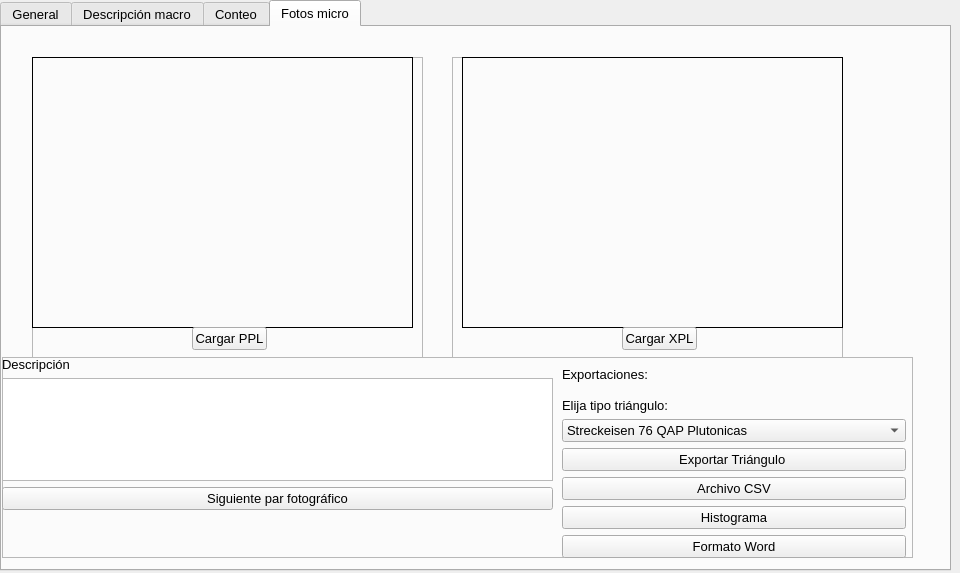
Old version of the form interfaz_grafica/interfaz.ui in the repository joaramirezra/gestion_micro.
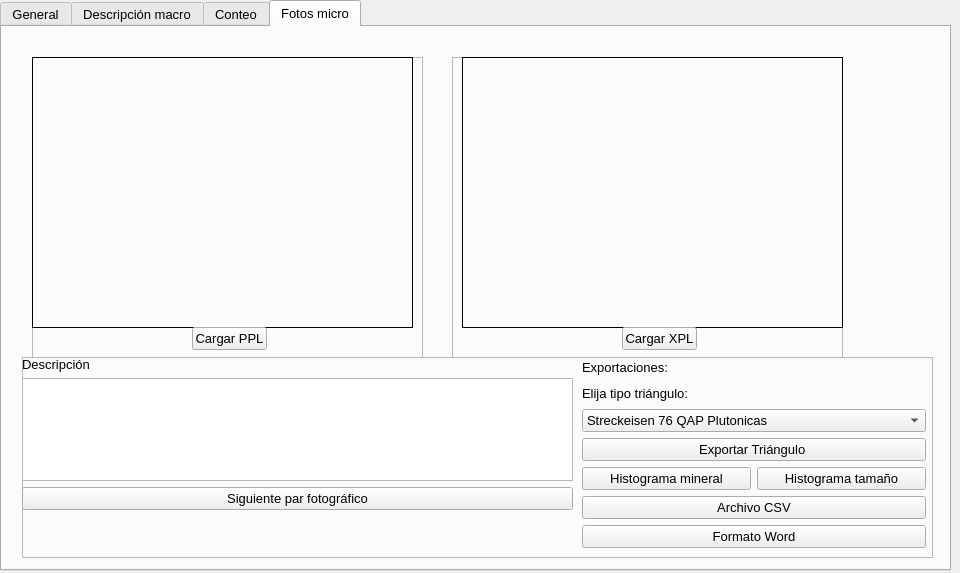
New version of the form. The open tabs and pages were chosen to show the change. Icons and pictures are not drawn.

Patch:
```diff
--- a/interfaz_grafica/interfaz.ui
+++ b/interfaz_grafica/interfaz.ui
@@ -8882,7 +8882,7 @@
      <widget class="QFrame" name="frame_descripcion_micro">
       <property name="geometry">
        <rect>
-        <x>0</x>
+        <x>20</x>
         <y>330</y>
         <width>911</width>
         <height>201</height>
@@ -8932,7 +8932,7 @@
          <x>560</x>
          <y>0</y>
          <width>344</width>
-         <height>201</height>
+         <height>191</height>
         </rect>
        </property>
        <layout class="QVBoxLayout" name="verticalLayout_8">
@@ -8944,8 +8944,6 @@
          </widget>
         </item>
         <item>
-         <layout class="QVBoxLayout" name="verticalLayout_16">
-          <item>
            <widget class="QLabel" name="label_elegir_triangulo">
             <property name="text">
              <string>Elija tipo triángulo:</string>
@@ -8953,6 +8951,8 @@
            </widget>
           </item>
           <item>
+         <layout class="QVBoxLayout" name="verticalLayout_16">
+          <item>
            <widget class="QComboBox" name="boton_elegir_triangulo">
             <item>
              <property name="text">
@@ -9020,6 +9020,24 @@
           </property>
          </widget>
         </item>
+        <item>
+         <layout class="QHBoxLayout" name="horizontalLayout_46">
+          <item>
+           <widget class="QPushButton" name="boton_exp_histograma_min">
+            <property name="text">
+             <string>Histograma mineral</string>
+            </property>
+           </widget>
+          </item>
+          <item>
+           <widget class="QPushButton" name="boton_exp_histograma_tam">
+            <property name="text">
+             <string>Histograma tamaño</string>
+            </property>
+           </widget>
+          </item>
+         </layout>
+        </item>
         <item>
          <widget class="QPushButton" name="boton_exp_csv">
           <property name="text">
@@ -9027,13 +9045,6 @@
           </property>
          </widget>
         </item>
-        <item>
-         <widget class="QPushButton" name="boton_exp_histograma">
-          <property name="text">
-           <string>Histograma</string>
-          </property>
-         </widget>
-        </item>
         <item>
          <widget class="QPushButton" name="boton_exp_formato">
           <property name="text">
```
Left out of the diff: 4 changed lines with no effect on the pictures. Lines whose indentation alone changed are shown as unchanged.
